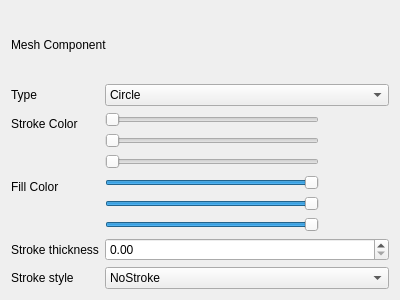
QTGuys/Project_1_QT, file Project_1_QT/mesh.ui: the form before one commit.
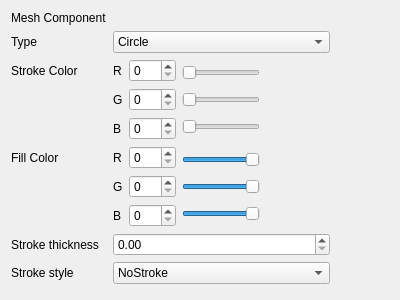
The form after the commit.

Commit message: color can be changed both with sliders or numbers

What changed in the file:
```diff
--- a/Project_1_QT/mesh.ui
+++ b/Project_1_QT/mesh.ui
@@ -13,24 +13,24 @@
   <property name="windowTitle">
    <string>Form</string>
   </property>
-  <layout class="QVBoxLayout" name="verticalLayout_3">
-   <item>
-    <widget class="QLabel" name="label_5">
-     <property name="text">
-      <string>Mesh Component</string>
-     </property>
-    </widget>
-   </item>
-   <item>
+  <layout class="QGridLayout" name="gridLayout">
+   <item row="0" column="1">
     <layout class="QFormLayout" name="formLayout">
      <item row="0" column="0">
+      <widget class="QLabel" name="label_5">
+       <property name="text">
+        <string>Mesh Component</string>
+       </property>
+      </widget>
+     </item>
+     <item row="1" column="0">
       <widget class="QLabel" name="label_6">
        <property name="text">
         <string>Type</string>
        </property>
       </widget>
      </item>
-     <item row="0" column="1">
+     <item row="1" column="1">
       <widget class="QComboBox" name="shape_type">
        <item>
         <property name="text">
@@ -44,89 +44,65 @@
        </item>
       </widget>
      </item>
-     <item row="1" column="0">
+     <item row="2" column="0">
       <widget class="QLabel" name="label_3">
        <property name="text">
         <string>Stroke Color</string>
        </property>
       </widget>
      </item>
-     <item row="4" column="0">
-      <widget class="QLabel" name="label_2">
-       <property name="text">
-        <string>Stroke thickness</string>
-       </property>
-      </widget>
-     </item>
-     <item row="5" column="0">
-      <widget class="QLabel" name="label">
-       <property name="text">
-        <string>Stroke style</string>
-       </property>
-      </widget>
-     </item>
      <item row="2" column="1">
       <layout class="QHBoxLayout" name="horizontalLayout">
        <item>
-        <layout class="QVBoxLayout" name="verticalLayout_2">
+        <layout class="QVBoxLayout" name="verticalLayout_6">
          <item>
-          <widget class="QSlider" name="fr">
-           <property name="maximum">
-            <number>255</number>
+          <widget class="QLabel" name="label_7">
+           <property name="text">
+            <string>R</string>
            </property>
-           <property name="sliderPosition">
-            <number>255</number>
-           </property>
-           <property name="orientation">
-            <enum>Qt::Horizontal</enum>
-           </property>
           </widget>
          </item>
          <item>
-          <widget class="QSlider" name="fg">
-           <property name="maximum">
-            <number>255</number>
+          <widget class="QLabel" name="label_8">
+           <property name="text">
+            <string>G</string>
            </property>
-           <property name="sliderPosition">
-            <number>255</number>
-           </property>
-           <property name="orientation">
-            <enum>Qt::Horizontal</enum>
-           </property>
           </widget>
          </item>
          <item>
-          <widget class="QSlider" name="fb">
-           <property name="maximum">
-            <number>255</number>
-           </property>
-           <property name="sliderPosition">
-            <number>255</number>
-           </property>
-           <property name="orientation">
-            <enum>Qt::Horizontal</enum>
+          <widget class="QLabel" name="label_9">
+           <property name="text">
+            <string>B</string>
            </property>
           </widget>
          </item>
         </layout>
        </item>
        <item>
-        <widget class="QWidget" name="FColor" native="true">
-         <property name="minimumSize">
-          <size>
-           <width>64</width>
-           <height>16</height>
-          </size>
-         </property>
-         <property name="autoFillBackground">
-          <bool>true</bool>
-         </property>
-        </widget>
+        <layout class="QVBoxLayout" name="verticalLayout_3">
+         <item>
+          <widget class="QSpinBox" name="numsr">
+           <property name="maximum">
+            <number>255</number>
+           </property>
+          </widget>
+         </item>
+         <item>
+          <widget class="QSpinBox" name="numsg">
+           <property name="maximum">
+            <number>255</number>
+           </property>
+          </widget>
+         </item>
+         <item>
+          <widget class="QSpinBox" name="numsb">
+           <property name="maximum">
+            <number>255</number>
+           </property>
+          </widget>
+         </item>
+        </layout>
        </item>
-      </layout>
-     </item>
-     <item row="1" column="1">
-      <layout class="QHBoxLayout" name="horizontalLayout_2">
        <item>
         <layout class="QVBoxLayout" name="verticalLayout">
          <item>
@@ -176,10 +152,141 @@
        </item>
       </layout>
      </item>
+     <item row="4" column="0">
+      <widget class="QLabel" name="label_4">
+       <property name="text">
+        <string>Fill Color</string>
+       </property>
+      </widget>
+     </item>
      <item row="4" column="1">
-      <widget class="QDoubleSpinBox" name="thickness"/>
+      <layout class="QHBoxLayout" name="horizontalLayout_2">
+       <item>
+        <layout class="QVBoxLayout" name="verticalLayout_5">
+         <item>
+          <widget class="QLabel" name="label_12">
+           <property name="text">
+            <string>R</string>
+           </property>
+          </widget>
+         </item>
+         <item>
+          <widget class="QLabel" name="label_10">
+           <property name="text">
+            <string>G</string>
+           </property>
+          </widget>
+         </item>
+         <item>
+          <widget class="QLabel" name="label_11">
+           <property name="text">
+            <string>B</string>
+           </property>
+          </widget>
+         </item>
+        </layout>
+       </item>
+       <item>
+        <layout class="QVBoxLayout" name="verticalLayout_4">
+         <item>
+          <widget class="QSpinBox" name="numfr">
+           <property name="maximum">
+            <number>255</number>
+           </property>
+          </widget>
+         </item>
+         <item>
+          <widget class="QSpinBox" name="numfg">
+           <property name="maximum">
+            <number>255</number>
+           </property>
+          </widget>
+         </item>
+         <item>
+          <widget class="QSpinBox" name="numfb">
+           <property name="maximum">
+            <number>255</number>
+           </property>
+          </widget>
+         </item>
+        </layout>
+       </item>
+       <item>
+        <layout class="QVBoxLayout" name="verticalLayout_2">
+         <item>
+          <widget class="QSlider" name="fr">
+           <property name="maximum">
+            <number>255</number>
+           </property>
+           <property name="sliderPosition">
+            <number>255</number>
+           </property>
+           <property name="orientation">
+            <enum>Qt::Horizontal</enum>
+           </property>
+          </widget>
+         </item>
+         <item>
+          <widget class="QSlider" name="fg">
+           <property name="maximum">
+            <number>255</number>
+           </property>
+           <property name="sliderPosition">
+            <number>255</number>
+           </property>
+           <property name="orientation">
+            <enum>Qt::Horizontal</enum>
+           </property>
+          </widget>
+         </item>
+         <item>
+          <widget class="QSlider" name="fb">
+           <property name="maximum">
+            <number>255</number>
+           </property>
+           <property name="sliderPosition">
+            <number>255</number>
+           </property>
+           <property name="orientation">
+            <enum>Qt::Horizontal</enum>
+           </property>
+          </widget>
+         </item>
+        </layout>
+       </item>
+       <item>
+        <widget class="QWidget" name="FColor" native="true">
+         <property name="minimumSize">
+          <size>
+           <width>64</width>
+           <height>16</height>
+          </size>
+         </property>
+         <property name="autoFillBackground">
+          <bool>true</bool>
+         </property>
+        </widget>
+       </item>
+      </layout>
+     </item>
+     <item row="5" column="0">
+      <widget class="QLabel" name="label_2">
+       <property name="text">
+        <string>Stroke thickness</string>
+       </property>
+      </widget>
      </item>
      <item row="5" column="1">
+      <widget class="QDoubleSpinBox" name="thickness"/>
+     </item>
+     <item row="6" column="0">
+      <widget class="QLabel" name="label">
+       <property name="text">
+        <string>Stroke style</string>
+       </property>
+      </widget>
+     </item>
+     <item row="6" column="1">
       <widget class="QComboBox" name="style">
        <property name="currentText">
         <string>NoStroke</string>
@@ -216,15 +323,34 @@
        </item>
       </widget>
      </item>
-     <item row="2" column="0">
-      <widget class="QLabel" name="label_4">
-       <property name="text">
-        <string>Fill Color</string>
-       </property>
-      </widget>
-     </item>
     </layout>
    </item>
+   <item row="1" column="1">
+    <spacer name="verticalSpacer">
+     <property name="orientation">
+      <enum>Qt::Vertical</enum>
+     </property>
+     <property name="sizeHint" stdset="0">
+      <size>
+       <width>20</width>
+       <height>18</height>
+      </size>
+     </property>
+    </spacer>
+   </item>
+   <item row="0" column="2">
+    <spacer name="horizontalSpacer">
+     <property name="orientation">
+      <enum>Qt::Horizontal</enum>
+     </property>
+     <property name="sizeHint" stdset="0">
+      <size>
+       <width>64</width>
+       <height>20</height>
+      </size>
+     </property>
+    </spacer>
+   </item>
   </layout>
  </widget>
  <resources/>
```
The commit also changes 4 other files.
